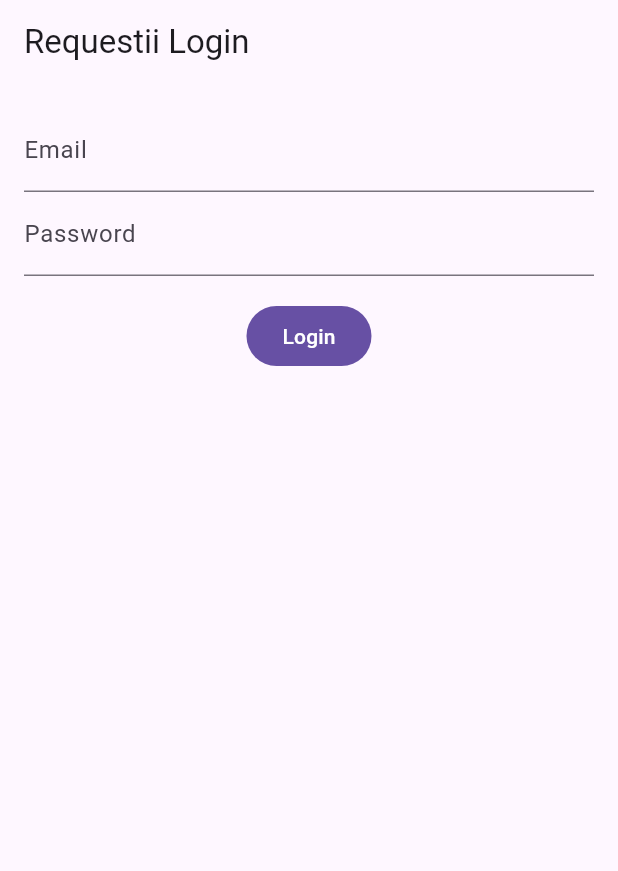
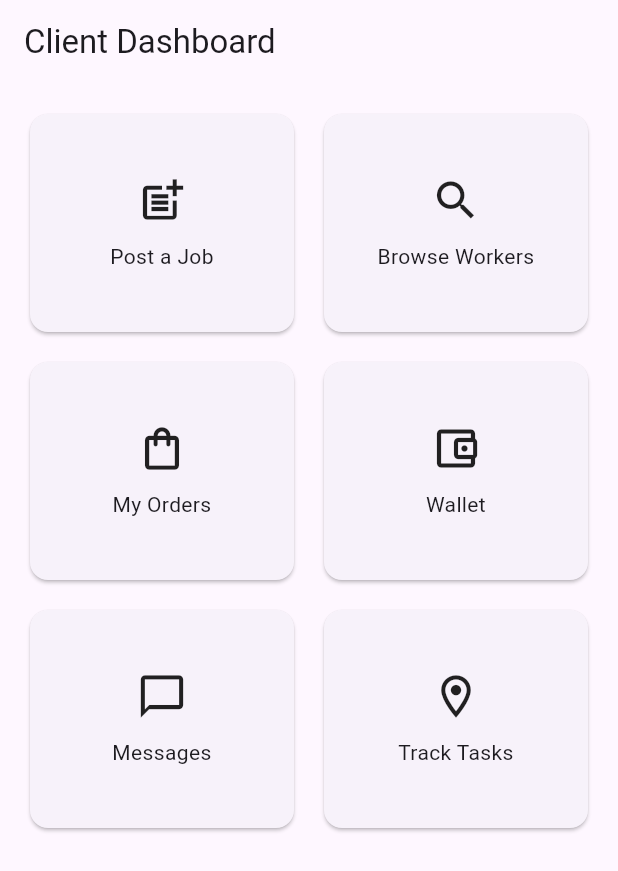
Before and after one commit to requestii/rqsti, a Flutter app: the screen it shows after launch, after a tap on "Login", on a phone screen of 412 x 824 dp. Shown: the top 871 px of the screen. Run offline on Flutter 3.47's test engine with Material 3 defaults, Android fonts, the phone set to English and light mode, and no system bars; our stand-ins replace go_router.

Commit message:
Build separate client and worker mobile frontends

```diff
--- a/mobile/lib/app/app.dart
+++ b/mobile/lib/app/app.dart
@@ -1,11 +1,13 @@
 import 'package:flutter/material.dart';
 import 'package:go_router/go_router.dart';
 import '../features/auth/presentation/login_screen.dart';
-import '../features/home/presentation/home_screen.dart';
+import '../features/client/presentation/client_home_screen.dart';
+import '../features/worker/presentation/worker_home_screen.dart';
 
 final _router = GoRouter(routes: [
   GoRoute(path: '/', builder: (_, __) => const LoginScreen()),
-  GoRoute(path: '/home', builder: (_, __) => const HomeScreen()),
+  GoRoute(path: '/client', builder: (_, __) => const ClientHomeScreen()),
+  GoRoute(path: '/worker', builder: (_, __) => const WorkerHomeScreen()),
 ]);
 
 class RequestiiApp extends StatelessWidget {
--- a/mobile/lib/features/auth/presentation/login_screen.dart
+++ b/mobile/lib/features/auth/presentation/login_screen.dart
@@ -1,7 +1,15 @@
 import 'package:flutter/material.dart';
+import 'package:go_router/go_router.dart';
 
-class LoginScreen extends StatelessWidget {
+class LoginScreen extends StatefulWidget {
   const LoginScreen({super.key});
+
+  @override
+  State<LoginScreen> createState() => _LoginScreenState();
+}
+
+class _LoginScreenState extends State<LoginScreen> {
+  String _role = 'client';
 
   @override
   Widget build(BuildContext context) {
@@ -10,11 +18,28 @@ class LoginScreen extends StatelessWidget {
       body: Padding(
         padding: const EdgeInsets.all(16),
         child: Column(
+          crossAxisAlignment: CrossAxisAlignment.start,
           children: [
             const TextField(decoration: InputDecoration(labelText: 'Email')),
             const TextField(decoration: InputDecoration(labelText: 'Password'), obscureText: true),
-            const SizedBox(height: 16),
-            FilledButton(onPressed: () => Navigator.of(context).pushNamed('/home'), child: const Text('Login')),
+            const SizedBox(height: 12),
+            const Text('I am signing in as'),
+            SegmentedButton<String>(
+              segments: const [
+                ButtonSegment(value: 'client', label: Text('Client')),
+                ButtonSegment(value: 'worker', label: Text('Worker')),
+              ],
+              selected: {_role},
+              onSelectionChanged: (selection) => setState(() => _role = selection.first),
+            ),
+            const SizedBox(height: 18),
+            SizedBox(
+              width: double.infinity,
+              child: FilledButton(
+                onPressed: () => context.go(_role == 'client' ? '/client' : '/worker'),
+                child: const Text('Login'),
+              ),
+            ),
           ],
         ),
       ),
--- /dev/null
+++ b/mobile/lib/features/client/presentation/client_home_screen.dart
@@ -0,0 +1,49 @@
+import 'package:flutter/material.dart';
+
+class ClientHomeScreen extends StatelessWidget {
+  const ClientHomeScreen({super.key});
+
+  @override
+  Widget build(BuildContext context) {
+    final cards = [
+      ('Post a Job', Icons.post_add_outlined),
+      ('Browse Workers', Icons.search_outlined),
+      ('My Orders', Icons.shopping_bag_outlined),
+      ('Wallet', Icons.account_balance_wallet_outlined),
+      ('Messages', Icons.chat_bubble_outline),
+      ('Track Tasks', Icons.location_on_outlined),
+    ];
+
+    return Scaffold(
+      appBar: AppBar(title: const Text('Client Dashboard')),
+      body: Padding(
+        padding: const EdgeInsets.all(16),
+        child: GridView.builder(
+          itemCount: cards.length,
+          gridDelegate: const SliverGridDelegateWithFixedCrossAxisCount(
+            crossAxisCount: 2,
+            mainAxisSpacing: 12,
+            crossAxisSpacing: 12,
+            childAspectRatio: 1.2,
+          ),
+          itemBuilder: (context, index) {
+            final (title, icon) = cards[index];
+            return Card(
+              child: InkWell(
+                onTap: () {},
+                child: Column(
+                  mainAxisAlignment: MainAxisAlignment.center,
+                  children: [
+                    Icon(icon, size: 34),
+                    const SizedBox(height: 10),
+                    Text(title, textAlign: TextAlign.center),
+                  ],
+                ),
+              ),
+            );
+          },
+        ),
+      ),
+    );
+  }
+}
```
Also changed, not shown: mobile/lib/features/worker/presentation/worker_home_screen.dart (added, +37 -0 lines).
